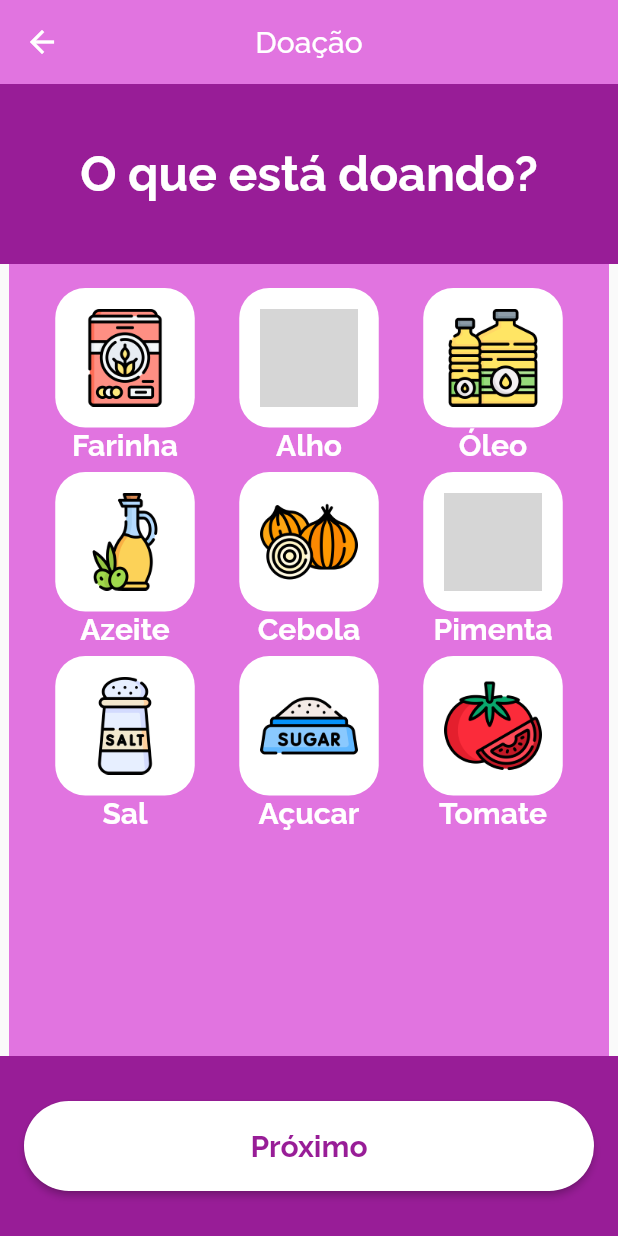
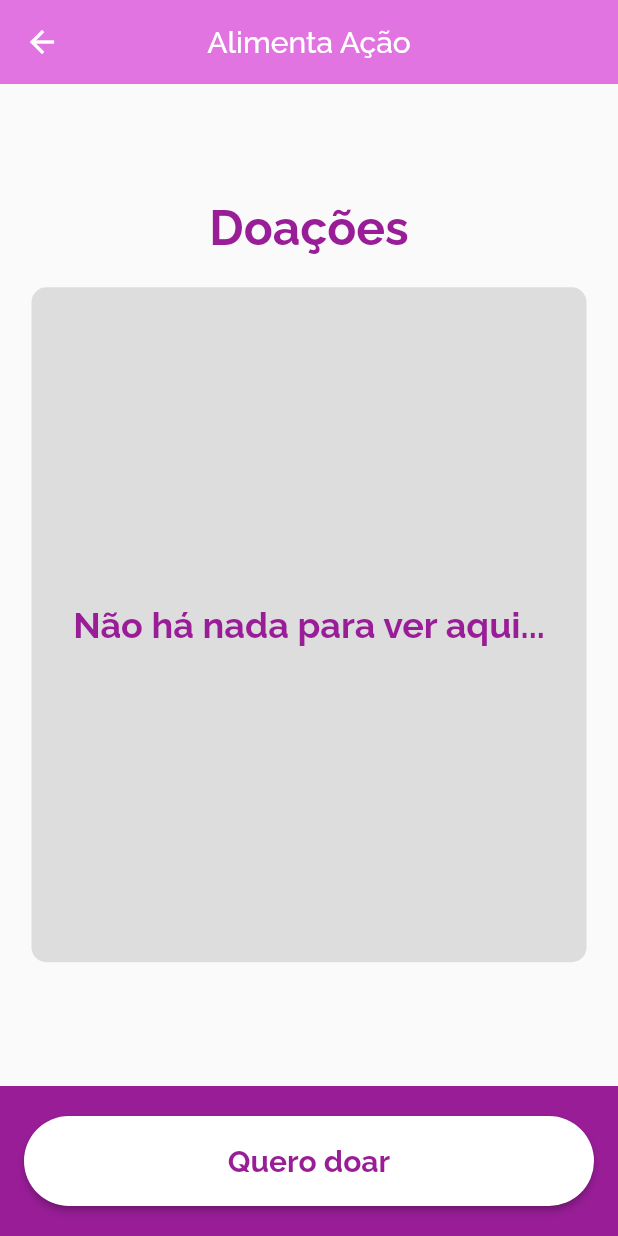
Before and after one commit to cuaitz/AlimentAcao, a Flutter app: the LoginScreen screen opened by its route, after a tap on "Entrar", on a phone screen of 412 x 824 dp. Run offline on Flutter 3.47's test engine with Material 2 defaults, Android fonts, the light colour scheme and no system bars; missing offline and left inert: flutter_osm_plugin; grey boxes are pictures that could not be loaded.

Commit message:
Adicionado a homepage do doador

```diff
--- a/alimentacao/lib/routes.dart
+++ b/alimentacao/lib/routes.dart
@@ -1,4 +1,5 @@
 import 'package:alimentacao/view/donation_page.dart';
+import 'package:alimentacao/view/donator_home_page.dart';
 import 'package:alimentacao/view/donator_register.dart';
 import 'package:alimentacao/view/login.dart';
 import 'package:alimentacao/view/map_page.dart';
@@ -11,6 +12,7 @@ class Routes {
   static const String receiverRegisterPage = '/auth/register/receiver';
   static const String loginPage = '/auth/login';
 
+  static const String donatorHomePage = '/donate/home';
   static const String donationPage = '/donate';
   static const String donationMapPage = '/donate/map';
 
@@ -19,6 +21,7 @@ class Routes {
     receiverRegisterPage: (context) => const ReceiverRegisterScreen(),
     loginPage: (context) => const LoginScreen(),
 
+    donatorHomePage: (context) => const DonatorHomePageScreen(),
     donationPage: (context) => DonationScreen(),
     donationMapPage: (context) => const PickUpLocationScreen()
   };
--- /dev/null
+++ b/alimentacao/lib/view/donator_home_page.dart
@@ -0,0 +1,127 @@
+import 'package:alimentacao/model/donation.dart';
+import 'package:alimentacao/model/pickup_point.dart';
+import 'package:flutter/material.dart';
+import '../components.dart';
+import '../routes.dart';
+
+
+
+class DonatorHomePageScreen extends StatefulWidget {
+  const DonatorHomePageScreen({super.key});
+
+  @override
+  State<DonatorHomePageScreen> createState() => _DonatorHomePageScreenState();
+}
+
+class _DonatorHomePageScreenState extends State<DonatorHomePageScreen> {
+  List<Donation> donations = Donation.getAll();
+
+
+  @override
+  Widget build(BuildContext context) {
+    return Scaffold(
+      appBar: Components.appBar("Alimenta Ação", backgroundColor: Components.colorLightPurple),
+      bottomNavigationBar: Container(
+        color: Components.colorPurple,
+        height: 100,
+        child: Padding(
+          padding: const EdgeInsets.symmetric(horizontal: 16, vertical: 10),
+          child: Center(
+            child: Column(
+              crossAxisAlignment: CrossAxisAlignment.stretch,
+              mainAxisAlignment: MainAxisAlignment.spaceAround,
+              children: [
+                Components.uiButton(
+                  "Quero doar",
+                  Colors.white,
+                  () async {
+                    await Navigator.pushNamed(context, Routes.donationPage);
+                    setState(() {
+                      donations = Donation.getAll();
+                    });
+                  },
+                  textColor: Components.colorPurple
+                ),
+              ],
+            )
+          ),
+        ),
+      ),
+      body: Padding(
+        padding: const EdgeInsets.symmetric(horizontal: 16),
+        child: Column(
+          crossAxisAlignment: CrossAxisAlignment.stretch,
+          mainAxisAlignment: MainAxisAlignment.center,
+          children: [
+            Padding(
+              padding: const EdgeInsets.only(bottom: 15),
+              child: Components.quickText(
+                "Doações",
+                color: Components.colorPurple,
+                fontSize: 32,
+                fontWeight: FontWeight.w700,
+                textAlign: TextAlign.center
+              ),
+            ),
+            Padding(
+              padding: const EdgeInsets.all(5),
+              child: Container(
+                decoration: BoxDecoration(
+                  color: const Color(0xffdddddd),
+                  borderRadius: BorderRadius.circular(10)
+                ),
+                height: 450,
+                child: Padding(
+                  padding: const EdgeInsets.all(10),
+                  child: buildList(donations),
+                )
+              ),
+            )
+          ],
+        ),
+      )
+    );
+  }
+
+  Widget buildList(List<Donation> donations) {
+    if (donations.isNotEmpty) {
+      return ListView.builder(
+        itemCount: donations.length,
+        itemBuilder: (context, index) {
+          return donationCard(donations[index]);
+        }
+      );
+    } else {
+      return Center(child: Components.quickText("Não há nada para ver aqui...", color: Components.colorPurple, fontSize: 24, fontWeight: FontWeight.w700, textAlign: TextAlign.center));
+    }
+  }
+
+  Widget donationCard(Donation donation) {
+    PickUpPoint pickUpPoint = PickUpPoint.get(donation.pickUpPointID);
+
+    return Padding(
+      padding: const EdgeInsets.symmetric(vertical: 5),
+      child: Container(
+        decoration: BoxDecoration(
+          borderRadius: BorderRadius.circular(10),
+          color: Components.colorPurple
+        ),
+        child: Padding(
+          padding: const EdgeInsets.all(10),
+          child: Column(
+            mainAxisAlignment: MainAxisAlignment.start,
+            crossAxisAlignment: CrossAxisAlignment.stretch,
+            children: [
+              Padding(
+                padding: const EdgeInsets.only(bottom: 10),
+                child: Components.quickText("Pendente", color: Colors.white, fontSize: 24, fontWeight: FontWeight.w700),
+              ),
+              Components.quickText("Entregar doação em:", color: Colors.white, fontSize: 18, fontWeight: FontWeight.w700),
+              Components.quickText("${pickUpPoint.roadName}, ${pickUpPoint.number}", color: Colors.white, fontSize: 18, fontWeight: FontWeight.w500)
+            ],
+          ),
+        ),
+      ),
+    );
+  }
+}
--- a/alimentacao/lib/view/login.dart
+++ b/alimentacao/lib/view/login.dart
@@ -31,7 +31,7 @@ class LoginScreen extends StatelessWidget {
                     children: [
                       Components.uiTextField("Email", Components.colorGreen),
                       Components.uiTextField("Senha", Components.colorGreen, obscureText: true),
-                      Components.uiButton("Entrar", Components.colorGreen, () { Navigator.pushNamed(context, Routes.donationPage); }),
+                      Components.uiButton("Entrar", Components.colorGreen, () { Navigator.pushNamed(context, Routes.donatorHomePage); }),
                     ],
                   )
                 ),
--- a/alimentacao/lib/view/review_donation.dart
+++ b/alimentacao/lib/view/review_donation.dart
@@ -54,6 +54,7 @@ class _ReviewDonationScreenState extends State<ReviewDonationScreen> {
                 Components.uiButton("Finalizar", Colors.white, () {
                   if (pickUpPointID != null) {
                     Donation(widget.donationItems, 0, pickUpPointID!);
+                    Navigator.popUntil(context, ModalRoute.withName(Routes.donatorHomePage));
                   }
                 }, textColor: Components.colorPurple),
               ],
```
